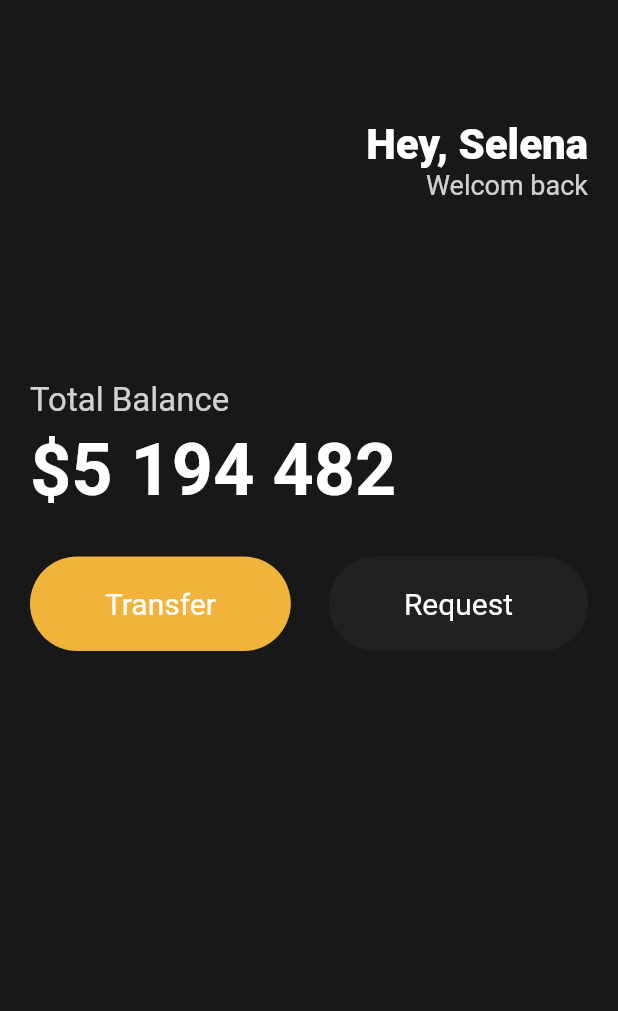
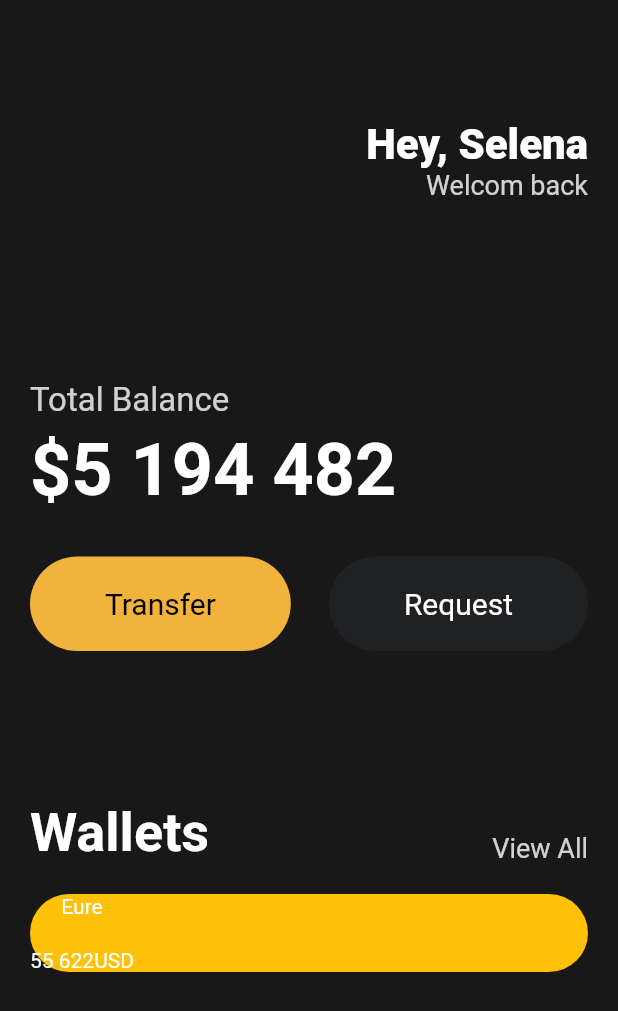
Before and after one commit to horu2day/toonflix, a Flutter app: the screen it shows after launch, on a phone screen of 412 x 824 dp. Shown: the top 1011 px of the screen. Run offline on Flutter 3.47's test engine with Material 2 defaults, Android fonts, the phone set to English and light mode, and no system bars.

Commit message:
ui 계속

```diff
--- a/lib/main.dart
+++ b/lib/main.dart
@@ -1,4 +1,5 @@
 import 'package:flutter/material.dart';
+import 'package:toonflix/widgets/button.dart';
 
 void main() {
   runApp(App());
@@ -67,42 +68,75 @@ class App extends StatelessWidget {
                 ),
                 Row(
                   mainAxisAlignment: MainAxisAlignment.spaceBetween,
+                  children: const [
+                    Button(
+                        text: 'Transfer',
+                        bgColor: Color(0xFFF1B33B),
+                        textColor: Colors.black),
+                    Button(
+                        text: 'Request',
+                        bgColor: Color(0xFF1f2123),
+                        textColor: Colors.white)
+                  ],
+                ),
+                const SizedBox(
+                  height: 100,
+                ),
+                Row(
+                  crossAxisAlignment: CrossAxisAlignment.end,
+                  mainAxisAlignment: MainAxisAlignment.spaceBetween,
                   children: [
-                    Container(
-                      decoration: BoxDecoration(
-                        color: const Color(0xFFF1B33B),
-                        borderRadius: BorderRadius.circular(45),
+                    const Text(
+                      'Wallets',
+                      style: TextStyle(
+                          fontSize: 36,
+                          fontWeight: FontWeight.w600,
+                          color: Colors.white),
                     ),
-                      child: const Padding(
-                        padding:
-                            EdgeInsets.symmetric(vertical: 20, horizontal: 50),
-                        child: Text(
-                          'Transfer',
+                    Text(
+                      'View All',
                       style: TextStyle(
-                            fontSize: 20,
-                            color: Colors.white,
+                        fontSize: 18,
+                        color: Colors.white.withOpacity(0.8),
                       ),
                     ),
+                  ],
                 ),
+                const SizedBox(
+                  height: 20,
                 ),
                 Container(
                   decoration: BoxDecoration(
-                        color: const Color(0xFF1f2123),
+                    color: Colors.amber,
                     borderRadius: BorderRadius.circular(45),
                   ),
-                      child: const Padding(
-                        padding:
-                            EdgeInsets.symmetric(vertical: 20, horizontal: 50),
-                        child: Text(
-                          'Request',
-                          style: TextStyle(
-                            fontSize: 20,
-                            color: Colors.white,
+                  child: Row(
+                    children: [
+                      Column(
+                        children: [
+                          const Text(
+                            'Eure',
+                            style: TextStyle(color: Colors.white),
                           ),
+                          const SizedBox(
+                            height: 20,
                           ),
+                          Row(
+                            children: const [
+                              Text(
+                                '55 622',
+                                style: TextStyle(color: Colors.white),
                               ),
+                              Text(
+                                'USD',
+                                style: TextStyle(color: Colors.white),
                               ),
                             ],
+                          ),
+                        ],
+                      ),
+                    ],
+                  ),
                 ),
               ],
             ),
--- /dev/null
+++ b/lib/widgets/button.dart
@@ -0,0 +1,32 @@
+import 'package:flutter/material.dart';
+
+class Button extends StatelessWidget {
+  final String text;
+  final Color bgColor;
+  final Color textColor;
+
+  const Button(
+      {super.key,
+      required this.text,
+      required this.bgColor,
+      required this.textColor});
+  @override
+  Widget build(BuildContext context) {
+    return Container(
+      decoration: BoxDecoration(
+        color: bgColor,
+        borderRadius: BorderRadius.circular(45),
+      ),
+      child: Padding(
+        padding: const EdgeInsets.symmetric(vertical: 20, horizontal: 50),
+        child: Text(
+          text,
+          style: TextStyle(
+            fontSize: 20,
+            color: textColor,
+          ),
+        ),
+      ),
+    );
+  }
+}
```
Lines whose indentation alone changed are shown as unchanged.
